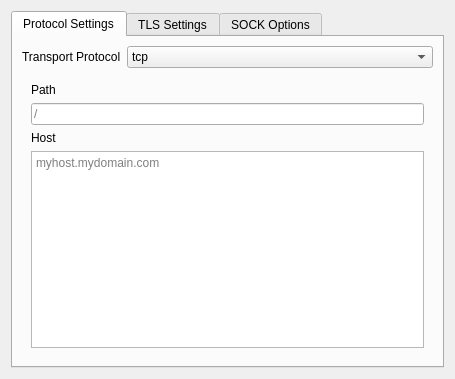
Before: the Qt Designer form src/ui/widgets/widgets/StreamSettingsWidget.ui in Qv2ray/Qv2ray, drawn with Qt 5.
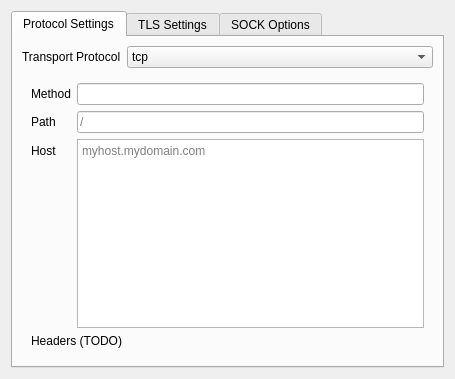
After: the same form once the commit is applied. The open tabs and pages were chosen to show the change.

```diff
--- a/src/ui/widgets/widgets/StreamSettingsWidget.ui
+++ b/src/ui/widgets/widgets/StreamSettingsWidget.ui
@@ -160,15 +160,25 @@
           </layout>
          </widget>
          <widget class="QWidget" name="httpStackPage">
-          <layout class="QGridLayout" name="gridLayout_8" rowstretch="0,0,0,1">
+          <layout class="QFormLayout" name="formLayout_8">
            <item row="0" column="0">
+            <widget class="QLabel" name="label_32">
+             <property name="text">
+              <string>Method</string>
+             </property>
+            </widget>
+           </item>
+           <item row="0" column="1">
+            <widget class="QLineEdit" name="httpMethodTxt"/>
+           </item>
+           <item row="1" column="0">
             <widget class="QLabel" name="label_5">
              <property name="text">
               <string>Path</string>
              </property>
             </widget>
            </item>
-           <item row="1" column="0">
+           <item row="1" column="1">
             <widget class="QLineEdit" name="httpPathTxt">
              <property name="placeholderText">
               <string notr="true">/</string>
@@ -182,13 +192,20 @@
              </property>
             </widget>
            </item>
-           <item row="3" column="0">
+           <item row="2" column="1">
             <widget class="QPlainTextEdit" name="httpHostTxt">
              <property name="placeholderText">
               <string notr="true">myhost.mydomain.com</string>
              </property>
             </widget>
            </item>
+           <item row="3" column="0" colspan="2">
+            <widget class="QLabel" name="label_33">
+             <property name="text">
+              <string>Headers (TODO)</string>
+             </property>
+            </widget>
+           </item>
           </layout>
          </widget>
          <widget class="QWidget" name="wsStackPage">
```
Left out of the diff: 22 changed lines with no effect on the pictures.
